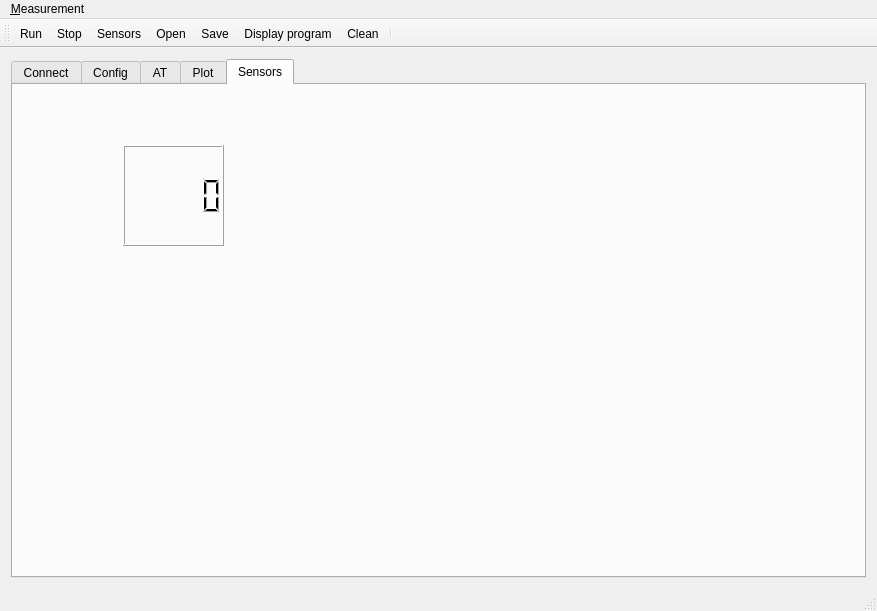
The window that nems/nems/mainwindow.ui (saul-rodriguez/Qt) describes before a commit, drawn with Qt 5.
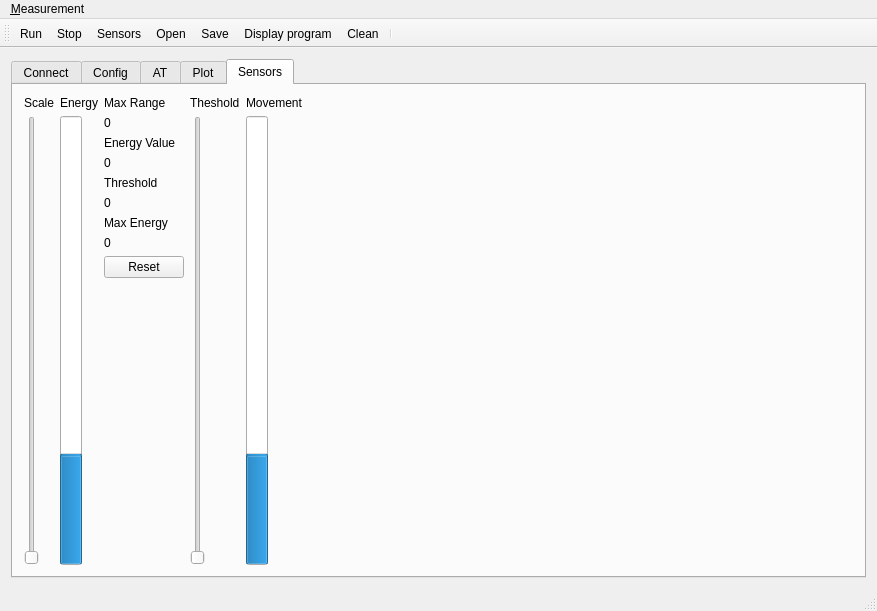
The same window after the commit. Icons and pictures are not drawn.

The edit to the form file:
```diff
--- a/nems/nems/mainwindow.ui
+++ b/nems/nems/mainwindow.ui
@@ -657,16 +657,186 @@
          <attribute name="title">
           <string>Sensors</string>
          </attribute>
-         <widget class="QLCDNumber" name="lcdNumber">
-          <property name="geometry">
-           <rect>
-            <x>110</x>
-            <y>60</y>
-            <width>101</width>
-            <height>101</height>
-           </rect>
-          </property>
-         </widget>
+         <layout class="QGridLayout" name="gridLayout_8">
+          <item row="0" column="0">
+           <layout class="QHBoxLayout" name="horizontalLayout_19">
+            <item>
+             <layout class="QVBoxLayout" name="verticalLayout_5">
+              <item>
+               <widget class="QLabel" name="labelScale">
+                <property name="text">
+                 <string>Scale</string>
+                </property>
+               </widget>
+              </item>
+              <item>
+               <widget class="QSlider" name="verticalSliderEnergyMax">
+                <property name="maximum">
+                 <number>5</number>
+                </property>
+                <property name="orientation">
+                 <enum>Qt::Vertical</enum>
+                </property>
+               </widget>
+              </item>
+             </layout>
+            </item>
+            <item>
+             <layout class="QVBoxLayout" name="verticalLayout_4">
+              <item>
+               <widget class="QLabel" name="labelEnergy">
+                <property name="text">
+                 <string>Energy</string>
+                </property>
+               </widget>
+              </item>
+              <item>
+               <widget class="QProgressBar" name="progressBarEnergy">
+                <property name="value">
+                 <number>24</number>
+                </property>
+                <property name="orientation">
+                 <enum>Qt::Vertical</enum>
+                </property>
+               </widget>
+              </item>
+             </layout>
+            </item>
+            <item>
+             <layout class="QVBoxLayout" name="verticalLayout_8">
+              <item>
+               <widget class="QLabel" name="label_16">
+                <property name="text">
+                 <string>Max Range</string>
+                </property>
+               </widget>
+              </item>
+              <item>
+               <widget class="QLabel" name="labelEnergyRange">
+                <property name="text">
+                 <string>0</string>
+                </property>
+               </widget>
+              </item>
+              <item>
+               <widget class="QLabel" name="label_17">
+                <property name="text">
+                 <string>Energy Value</string>
+                </property>
+               </widget>
+              </item>
+              <item>
+               <widget class="QLabel" name="labelEnergyValue">
+                <property name="text">
+                 <string>0</string>
+                </property>
+               </widget>
+              </item>
+              <item>
+               <widget class="QLabel" name="label_20">
+                <property name="text">
+                 <string>Threshold</string>
+                </property>
+               </widget>
+              </item>
+              <item>
+               <widget class="QLabel" name="labelThreshold">
+                <property name="text">
+                 <string>0</string>
+                </property>
+               </widget>
+              </item>
+              <item>
+               <widget class="QLabel" name="label_21">
+                <property name="text">
+                 <string>Max Energy</string>
+                </property>
+               </widget>
+              </item>
+              <item>
+               <widget class="QLabel" name="labelEnergyMax">
+                <property name="text">
+                 <string>0</string>
+                </property>
+               </widget>
+              </item>
+              <item>
+               <widget class="QPushButton" name="pushButtonResetMaxEnergy">
+                <property name="text">
+                 <string>Reset</string>
+                </property>
+               </widget>
+              </item>
+              <item>
+               <spacer name="verticalSpacer">
+                <property name="orientation">
+                 <enum>Qt::Vertical</enum>
+                </property>
+                <property name="sizeHint" stdset="0">
+                 <size>
+                  <width>20</width>
+                  <height>40</height>
+                 </size>
+                </property>
+               </spacer>
+              </item>
+             </layout>
+            </item>
+            <item>
+             <layout class="QVBoxLayout" name="verticalLayout_6">
+              <item>
+               <widget class="QLabel" name="label_18">
+                <property name="text">
+                 <string>Theshold</string>
+                </property>
+               </widget>
+              </item>
+              <item>
+               <widget class="QSlider" name="verticalSliderEnergyThreshold">
+                <property name="orientation">
+                 <enum>Qt::Vertical</enum>
+                </property>
+               </widget>
+              </item>
+             </layout>
+            </item>
+            <item>
+             <layout class="QVBoxLayout" name="verticalLayout_7">
+              <item>
+               <widget class="QLabel" name="label_19">
+                <property name="text">
+                 <string>Movement</string>
+                </property>
+               </widget>
+              </item>
+              <item>
+               <widget class="QProgressBar" name="progressBarMuscle">
+                <property name="value">
+                 <number>24</number>
+                </property>
+                <property name="orientation">
+                 <enum>Qt::Vertical</enum>
+                </property>
+               </widget>
+              </item>
+             </layout>
+            </item>
+           </layout>
+          </item>
+          <item row="0" column="1">
+           <spacer name="horizontalSpacer">
+            <property name="orientation">
+             <enum>Qt::Horizontal</enum>
+            </property>
+            <property name="sizeHint" stdset="0">
+             <size>
+              <width>40</width>
+              <height>20</height>
+             </size>
+            </property>
+           </spacer>
+          </item>
+         </layout>
         </widget>
        </widget>
       </item>
```
Left out of the diff: 1 changed line with no effect on the pictures.
